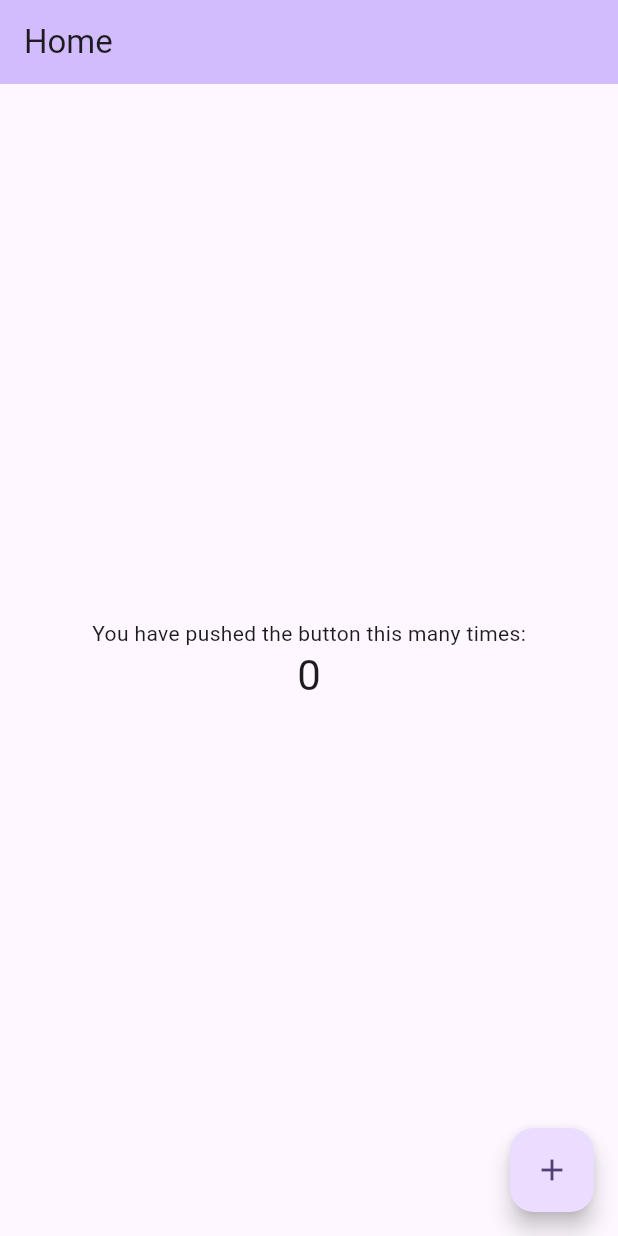
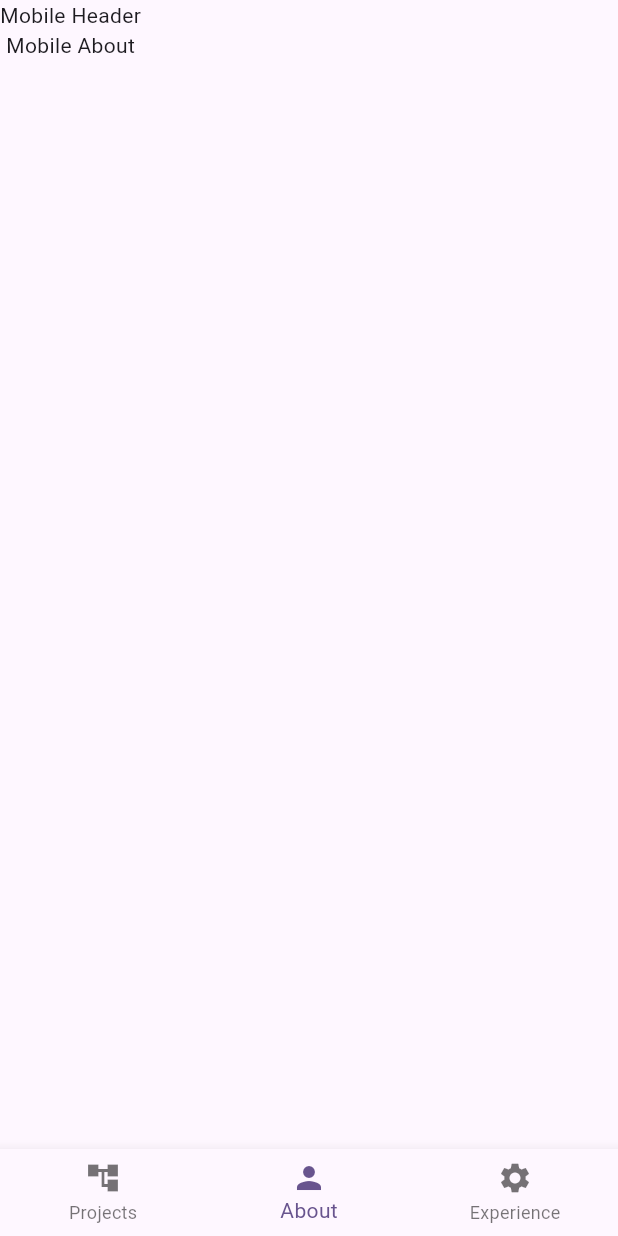
Before and after one commit to Pierre81385/animated-potato, a Flutter app: the screen it shows after launch, on a phone screen of 412 x 824 dp. Run offline on Flutter 3.47's test engine with Material 2 defaults, Android fonts, the light colour scheme and no system bars.

Commit message:
responsive structure laid out waiting for content

```diff
--- /dev/null
+++ b/lib/about.dart
@@ -0,0 +1,36 @@
+import 'package:flutter/material.dart';
+
+class AboutComponent extends StatefulWidget {
+  const AboutComponent(
+      {super.key,
+      required this.width,
+      required this.height,
+      required this.device});
+
+  final double width;
+  final double height;
+  final String device;
+
+  @override
+  State<AboutComponent> createState() => _AboutComponentState();
+}
+
+class _AboutComponentState extends State<AboutComponent> {
+  late double height;
+  late double width;
+  late String device;
+
+  @override
+  void initState() {
+    height = widget.height;
+    width = widget.width;
+    device = widget.device;
+
+    super.initState();
+  }
+
+  @override
+  Widget build(BuildContext context) {
+    return device == "mobile" ? Text("Mobile About") : Text("Desktop About");
+  }
+}
--- /dev/null
+++ b/lib/header.dart
@@ -0,0 +1,35 @@
+import 'package:flutter/material.dart';
+
+class HeaderComponent extends StatefulWidget {
+  const HeaderComponent(
+      {super.key,
+      required this.width,
+      required this.height,
+      required this.device});
+
+  final double width;
+  final double height;
+  final String device;
+
+  @override
+  State<HeaderComponent> createState() => _HeaderComponentState();
+}
+
+class _HeaderComponentState extends State<HeaderComponent> {
+  late double height;
+  late double width;
+  late String device;
+
+  @override
+  void initState() {
+    height = widget.height;
+    width = widget.width;
+    device = widget.device;
+    super.initState();
+  }
+
+  @override
+  Widget build(BuildContext context) {
+    return device == "mobile" ? Text("Mobile Header") : Text("Desktop Header");
+  }
+}
--- /dev/null
+++ b/lib/home.dart
@@ -0,0 +1,97 @@
+import 'package:animated_potato/about.dart';
+import 'package:animated_potato/experience.dart';
+import 'package:animated_potato/header.dart';
+import 'package:animated_potato/navigation.dart';
+import 'package:animated_potato/projects.dart';
+import 'package:flutter/material.dart';
+
+class HomePage extends StatefulWidget {
+  const HomePage({
+    super.key,
+    required this.width,
+    required this.height,
+  });
+
+  final double width;
+  final double height;
+
+  @override
+  State<HomePage> createState() => _HomePageState();
+}
+
+class _HomePageState extends State<HomePage> {
+  late double height;
+  late double width;
+  late String device = "desktop";
+  double mobileBreakWidth = 480;
+
+  int _selectedIndex = 1;
+
+  void _onSelect(int index) {
+    setState(() {
+      _selectedIndex = index;
+    });
+  }
+
+  @override
+  void initState() {
+    height = widget.height;
+    width = widget.width;
+    _onSelect(_selectedIndex);
+    if (width > mobileBreakWidth) {
+      device = "desktop";
+    } else {
+      device = "mobile";
+    }
+    super.initState();
+  }
+
+  @override
+  Widget build(BuildContext context) {
+    List<Widget> _pages = <Widget>[
+      ProjectsComponent(width: width, height: height, device: device),
+      AboutComponent(width: width, height: height, device: device),
+      ExperienceComponent(width: width, height: height, device: device),
+    ];
+
+    return device == "mobile"
+        ? Scaffold(
+            body: SafeArea(
+              child: Container(
+                child: Column(
+                  children: [
+                    //vertical layout
+                    HeaderComponent(
+                        width: width, height: height, device: device),
+                    _pages.elementAt(_selectedIndex)
+                    //footer
+                  ],
+                ),
+              ),
+            ),
+            bottomNavigationBar: NavComponent(
+              device: device,
+              width: width,
+              height: height,
+              onSelect: _onSelect,
+            ))
+        : Scaffold(
+            body: Column(
+              children: [
+                //horizontal layout
+                HeaderComponent(width: width, height: height, device: device),
+                NavComponent(
+                  device: device,
+                  width: width,
+                  height: height,
+                  onSelect: _onSelect,
+                ),
+                _pages.elementAt(_selectedIndex)
+
+                //body
+                //footer
+              ],
+            ),
+          );
+  }
+}
--- a/lib/main.dart
+++ b/lib/main.dart
@@ -1,3 +1,4 @@
+import 'package:animated_potato/home.dart';
 import 'package:flutter/material.dart';
 
 void main() {
@@ -10,6 +11,11 @@ class MyApp extends StatelessWidget {
   // This widget is the root of your application.
   @override
   Widget build(BuildContext context) {
+    //lets get the size of the device!
+    Size media = MediaQuery.of(context).size;
+    double height = media.height;
+    double width = media.width;
+
     return MaterialApp(
       title: 'Flutter Demo',
       theme: ThemeData(
@@ -31,9 +37,7 @@ class MyApp extends StatelessWidget {
         colorScheme: ColorScheme.fromSeed(seedColor: Colors.deepPurple),
         useMaterial3: true,
       ),
-      home: MyHomePage(
-        title: 'Home',
-      ),
+      home: HomePage(width: width, height: height),
     );
   }
 }
--- /dev/null
+++ b/lib/navigation.dart
@@ -0,0 +1,85 @@
+import 'package:flutter/material.dart';
+
+class NavComponent extends StatefulWidget {
+  const NavComponent(
+      {super.key,
+      required this.width,
+      required this.height,
+      required this.device,
+      required this.onSelect});
+
+  final double width;
+  final double height;
+  final String device;
+  final void Function(int) onSelect;
+
+  @override
+  State<NavComponent> createState() => _NavComponentState();
+}
+
+class _NavComponentState extends State<NavComponent> {
+  late double height;
+  late double width;
+  late String device;
+  late void Function(int) _onSelect;
+  int _selectedIndex = 1; //New
+
+  // void _onItemTapped(int index) {
+  //   setState(() {
+  //     _selectedIndex = index;
+  //     _onSelect(index);
+  //   });
+  // }
+
+  @override
+  void initState() {
+    height = widget.height;
+    width = widget.width;
+    device = widget.device;
+    _onSelect = widget.onSelect;
+
+    super.initState();
+  }
+
+  @override
+  Widget build(BuildContext context) {
+    return device == "mobile"
+        ? BottomNavigationBar(
+            currentIndex: _selectedIndex, //New
+            onTap: _onSelect,
+            items: const <BottomNavigationBarItem>[
+              BottomNavigationBarItem(
+                icon: Icon(Icons.account_tree_sharp),
+                label: 'Projects',
+              ),
+              BottomNavigationBarItem(
+                icon: Icon(Icons.person),
+                label: 'About',
+              ),
+              BottomNavigationBarItem(
+                icon: Icon(Icons.settings),
+                label: 'Experience',
+              ),
+            ],
+          )
+        : Row(
+            children: [
+              TextButton(
+                  onPressed: () {
+                    _onSelect(0);
+                  },
+                  child: Text("Projects")),
+              TextButton(
+                  onPressed: () {
+                    _onSelect(1);
+                  },
+                  child: Text("About")),
+              TextButton(
+                  onPressed: () {
+                    _onSelect(2);
+                  },
+                  child: Text("Experience")),
+            ],
+          );
+  }
+}
```
Also changed, not shown: lib/body.dart (added, +56 -0 lines), lib/experience.dart (added, +38 -0 lines), lib/footer.dart (added, +36 -0 lines), lib/projects.dart (added, +38 -0 lines).
